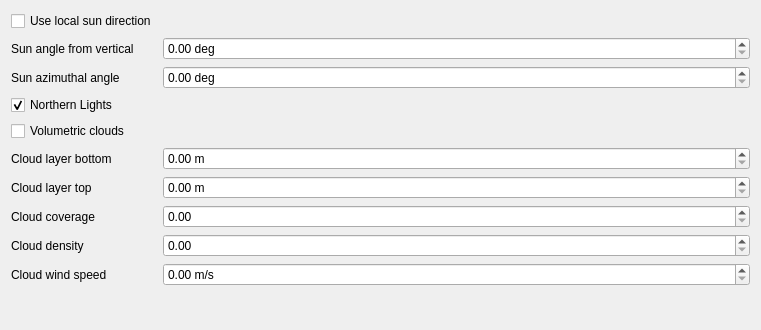
Old version of the form gui_client/EnvironmentOptionsWidget.ui in the repository shipilovden/sub-metasiberia.
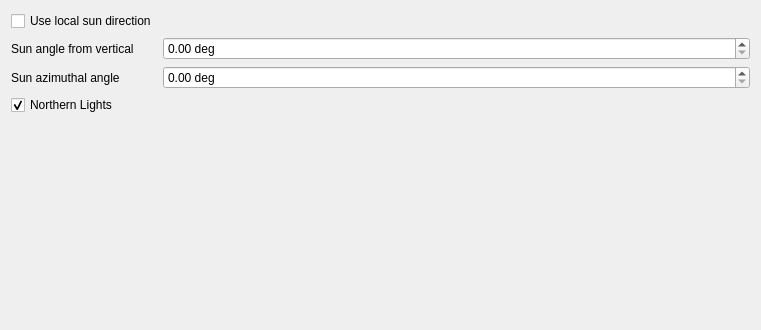
New version of the form. Custom widgets are drawn as their Qt base class.

Commit message: Persist volumetric clouds in world settings

```diff
--- a/gui_client/EnvironmentOptionsWidget.ui
+++ b/gui_client/EnvironmentOptionsWidget.ui
@@ -71,98 +71,6 @@
      </property>
     </widget>
    </item>
-   <item row="6" column="0">
-    <widget class="QCheckBox" name="volumetricCloudsCheckBox">
-     <property name="text">
-      <string>Volumetric clouds</string>
-     </property>
-    </widget>
-   </item>
-   <item row="7" column="0">
-    <widget class="QLabel" name="cloudBottomZLabel">
-     <property name="text">
-      <string>Cloud layer bottom</string>
-     </property>
-    </widget>
-   </item>
-   <item row="7" column="1">
-    <widget class="RealControl" name="cloudBottomZRealControl">
-     <property name="suffix">
-      <string> m</string>
-     </property>
-     <property name="maximum">
-      <double>100000.000000000000000</double>
-     </property>
-    </widget>
-   </item>
-   <item row="8" column="0">
-    <widget class="QLabel" name="cloudTopZLabel">
-     <property name="text">
-      <string>Cloud layer top</string>
-     </property>
-    </widget>
-   </item>
-   <item row="8" column="1">
-    <widget class="RealControl" name="cloudTopZRealControl">
-     <property name="suffix">
-      <string> m</string>
-     </property>
-     <property name="maximum">
-      <double>100000.000000000000000</double>
-     </property>
-    </widget>
-   </item>
-   <item row="9" column="0">
-    <widget class="QLabel" name="cloudCoverageLabel">
-     <property name="text">
-      <string>Cloud coverage</string>
-     </property>
-    </widget>
-   </item>
-   <item row="9" column="1">
-    <widget class="RealControl" name="cloudCoverageRealControl">
-     <property name="maximum">
-      <double>1.000000000000000</double>
-     </property>
-     <property name="singleStep">
-      <double>0.010000000000000</double>
-     </property>
-    </widget>
-   </item>
-   <item row="10" column="0">
-   <widget class="QLabel" name="cloudDensityLabel">
-     <property name="text">
-      <string>Cloud density</string>
-     </property>
-    </widget>
-   </item>
-   <item row="10" column="1">
-    <widget class="RealControl" name="cloudDensityRealControl">
-     <property name="maximum">
-      <double>0.020000000000000</double>
-     </property>
-     <property name="singleStep">
-      <double>0.000100000000000</double>
-     </property>
-    </widget>
-   </item>
-   <item row="11" column="0">
-   <widget class="QLabel" name="cloudWindSpeedLabel">
-     <property name="text">
-      <string>Cloud wind speed</string>
-     </property>
-    </widget>
-   </item>
-   <item row="11" column="1">
-    <widget class="RealControl" name="cloudWindSpeedRealControl">
-     <property name="suffix">
-      <string> m/s</string>
-     </property>
-     <property name="maximum">
-      <double>200.000000000000000</double>
-     </property>
-    </widget>
-   </item>
   </layout>
  </widget>
  <customwidgets>
```
The commit also changes 9 other files.
